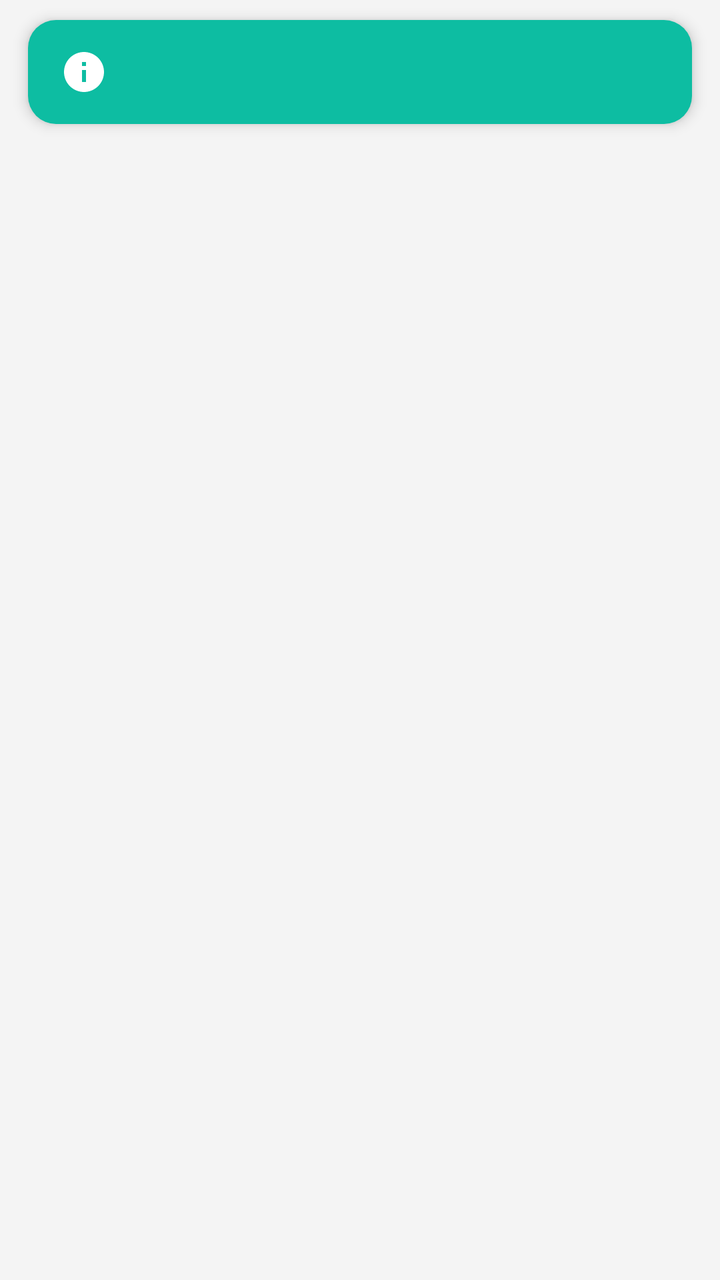
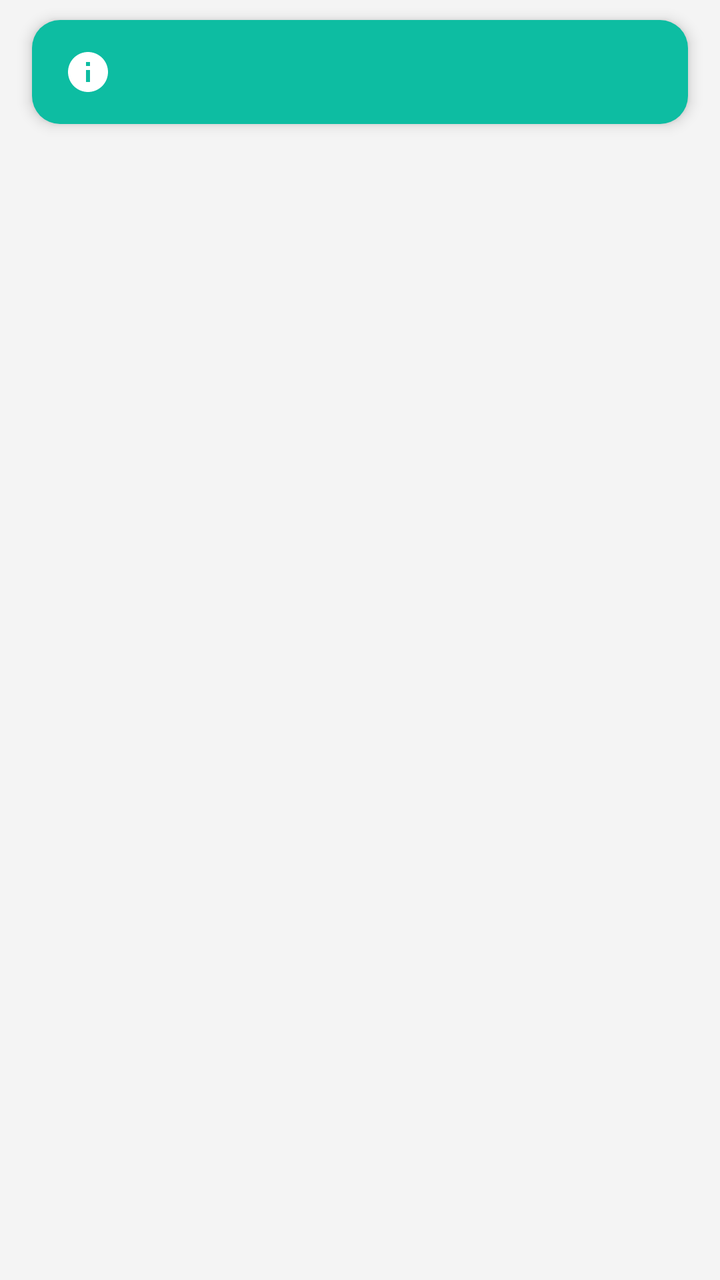

An Android layout rendered at two revisions. The XML below is the earlier revision; the diff shows what the commit changed to produce the second picture.
<!-- AndroidManifest.xml: application theme AppTheme -->
<!-- res/layout/banner_notification.xml -->
<?xml version="1.0" encoding="utf-8"?>
<FrameLayout xmlns:android="http://schemas.android.com/apk/res/android"
    android:layout_width="match_parent"
    android:layout_height="wrap_content"
    android:clipChildren="false"
    android:clipToPadding="false"
    android:paddingStart="14dp"
    android:paddingEnd="14dp"
    android:paddingTop="10dp"
    android:paddingBottom="10dp">

    <LinearLayout
        android:id="@+id/banner_root"
        android:layout_width="match_parent"
        android:layout_height="wrap_content"
        android:orientation="horizontal"
        android:gravity="center_vertical"
        android:background="@drawable/banner_bg"
        android:elevation="4dp"
        android:paddingStart="16dp"
        android:paddingEnd="16dp"
        android:paddingTop="14dp"
        android:paddingBottom="14dp">

        <ImageView
            android:id="@+id/banner_icon"
            android:layout_width="24dp"
            android:layout_height="24dp"
            android:layout_gravity="top"
            android:src="@drawable/ic_banner_info" />

        <LinearLayout
            android:layout_width="0dp"
            android:layout_height="wrap_content"
            android:layout_weight="1"
            android:layout_marginStart="12dp"
            android:orientation="vertical">

            <TextView
                android:id="@+id/banner_title"
                android:layout_width="match_parent"
                android:layout_height="wrap_content"
                android:textColor="@android:color/white"
                android:textSize="15sp"
                android:textStyle="bold"
                android:visibility="gone" />

            <TextView
                android:id="@+id/banner_message"
                android:layout_width="match_parent"
                android:layout_height="wrap_content"
                android:layout_marginTop="2dp"
                android:textColor="@android:color/white"
                android:textSize="14sp"
                android:maxLines="4" />

            <LinearLayout
                android:id="@+id/banner_actions"
                android:layout_width="wrap_content"
                android:layout_height="wrap_content"
                android:layout_marginTop="10dp"
                android:orientation="horizontal"
                android:visibility="gone">

                <TextView
                    android:id="@+id/banner_btn_cancel"
                    android:layout_width="wrap_content"
                    android:layout_height="wrap_content"
                    android:layout_marginEnd="8dp"
                    android:background="@drawable/banner_btn_bg"
                    android:clickable="true"
                    android:focusable="true"
                    android:paddingStart="14dp"
                    android:paddingEnd="14dp"
                    android:paddingTop="6dp"
                    android:paddingBottom="6dp"
                    android:textColor="@android:color/white"
                    android:textSize="13sp" />

                <TextView
                    android:id="@+id/banner_btn_confirm"
                    android:layout_width="wrap_content"
                    android:layout_height="wrap_content"
                    android:background="@drawable/banner_btn_bg"
                    android:clickable="true"
                    android:focusable="true"
                    android:paddingStart="14dp"
                    android:paddingEnd="14dp"
                    android:paddingTop="6dp"
                    android:paddingBottom="6dp"
                    android:textColor="@android:color/white"
                    android:textStyle="bold"
                    android:textSize="13sp" />
            </LinearLayout>
        </LinearLayout>

    </LinearLayout>

</FrameLayout>
<!-- resources referenced by this layout -->
<resources>
  <!-- drawable banner_bg (drawable) -->
  <?xml version="1.0" encoding="utf-8"?>
  <shape xmlns:android="http://schemas.android.com/apk/res/android"
      android:shape="rectangle">
      <solid android:color="@color/banner_info" />
      <corners android:radius="14dp" />
  </shape>
  <!-- drawable banner_btn_bg (drawable) -->
  <?xml version="1.0" encoding="utf-8"?>
  <shape xmlns:android="http://schemas.android.com/apk/res/android"
      android:shape="rectangle">
      <solid android:color="#33FFFFFF" />
      <corners android:radius="8dp" />
  </shape>
  <!-- drawable ic_banner_info (drawable) -->
  <vector xmlns:android="http://schemas.android.com/apk/res/android"
      android:width="24dp"
      android:height="24dp"
      android:viewportWidth="24"
      android:viewportHeight="24">
      <path
          android:fillColor="@android:color/white"
          android:pathData="M12,2C6.48,2 2,6.48 2,12s4.48,10 10,10 10,-4.48 10,-10S17.52,2 12,2zM13,17h-2v-6h2v6zM13,9h-2L11,7h2v2z"/>
  </vector>
  <color name="banner_info">#0dbda2</color>
  <color name="colorPrimary">#64CDB6</color>
  <color name="colorPrimaryDark">#30C7B6</color>
  <color name="colorAccent">#0dbda2</color>
  <color name="colorParseDark">#20605f5f</color>
  <color name="colorPirmDark">#20000000</color>
  <color name="status_bg_light">@android:color/white</color>
  <style name="AppTheme.AppBarOverlay.Light" parent="ThemeOverlay.AppCompat.ActionBar">
          <item name="titleTextColor">?android:textColorPrimary</item>
          <item name="subtitleTextColor">?android:textColorSecondary</item>
          <item name="android:popupBackground">@drawable/kr_spinner_popup_bg</item>
      </style>
  <color name="window_bg_light">#f4f4f4</color>
  <color name="cardBgLight">#CCFFFFFF</color>
  <!-- drawable switch_track (drawable) -->
  <?xml version="1.0" encoding="utf-8"?>
  <selector xmlns:android="http://schemas.android.com/apk/res/android">
      <item android:state_enabled="false" android:drawable="@drawable/switch_track_disabled"/>
      <item android:state_checked="true" android:drawable="@drawable/switch_track_open" />
      <item android:state_checked="false" android:drawable="@drawable/switch_track_close" />
      <item android:drawable="@drawable/switch_track_close" />
  </selector>
  
      
  <style name="textTitle">
          <item name="android:textColor">?android:attr/textColorPrimary</item>
          <item name="android:textStyle">bold</item>
          <item name="android:textSize">14dp</item>
      </style>
  <!-- drawable seekbar_thumb (drawable) -->
  <?xml version="1.0" encoding="utf-8"?>
  <shape xmlns:android="http://schemas.android.com/apk/res/android">
      <solid android:color="@android:color/transparent" />
      <corners android:radius="10dp" />
      <size
          android:width="12dp"
          android:height="12dp" />
  </shape>
  <dimen name="activity_horizontal_margin">16dp</dimen>
  <dimen name="kr_spinner_popup_radius">8dp</dimen>
  <!-- drawable switch_track_disabled (drawable) -->
  <?xml version="1.0" encoding="utf-8"?>
  <shape xmlns:android="http://schemas.android.com/apk/res/android">
      <solid android:color="?attr/colorPirm" />
      <corners android:radius="10dp" />
      <size android:width="66dp" android:height="20dp" />
  </shape>
  <!-- drawable switch_track_open (drawable) -->
  <?xml version="1.0" encoding="utf-8"?>
  <shape xmlns:android="http://schemas.android.com/apk/res/android">
      <solid android:color="?android:colorAccent" />
      <corners android:radius="10dp" />
      <size android:width="66dp" android:height="20dp" />
  </shape>
  <!-- drawable switch_track_close (drawable) -->
  <?xml version="1.0" encoding="utf-8"?>
  <shape xmlns:android="http://schemas.android.com/apk/res/android">
      <solid android:color="?attr/colorPirm" />
      <corners android:radius="10dp" />
      <size android:width="66dp" android:height="20dp" />
  </shape>
  <!-- unchanged entries left out for length: 9 -->
</resources>

<!-- the commit's change to res/layout/banner_notification.xml (unified diff, before → after) -->
@@ -4,8 +4,8 @@
     android:layout_height="wrap_content"
     android:clipChildren="false"
     android:clipToPadding="false"
-    android:paddingStart="14dp"
-    android:paddingEnd="14dp"
+    android:paddingStart="16dp"
+    android:paddingEnd="16dp"
     android:paddingTop="10dp"
     android:paddingBottom="10dp">
 
